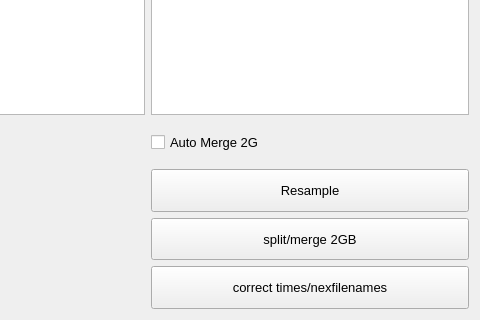
First picture: the form in sources/resampler/ressources/resampler_widget_skin_1.ui, repository hermy-sf/COHIWizard, before the edit; both pictures show x 734 to 1214 and y 438 to 758 of the 1214 by 758 pixel window.
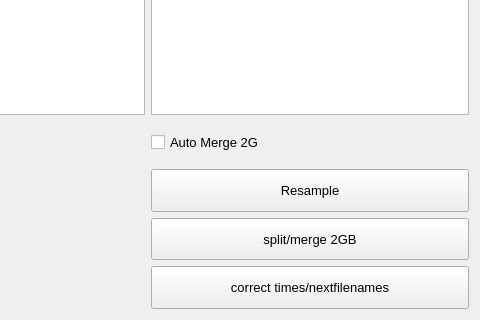
Second picture: the form after the edit.

Patch:
```diff
--- a/sources/resampler/ressources/resampler_widget_skin_1.ui
+++ b/sources/resampler/ressources/resampler_widget_skin_1.ui
@@ -1216,7 +1216,7 @@
         </sizepolicy>
        </property>
        <property name="text">
-        <string>correct times/nexfilenames</string>
+        <string>correct times/nextfilenames</string>
        </property>
       </widget>
      </item>
```
